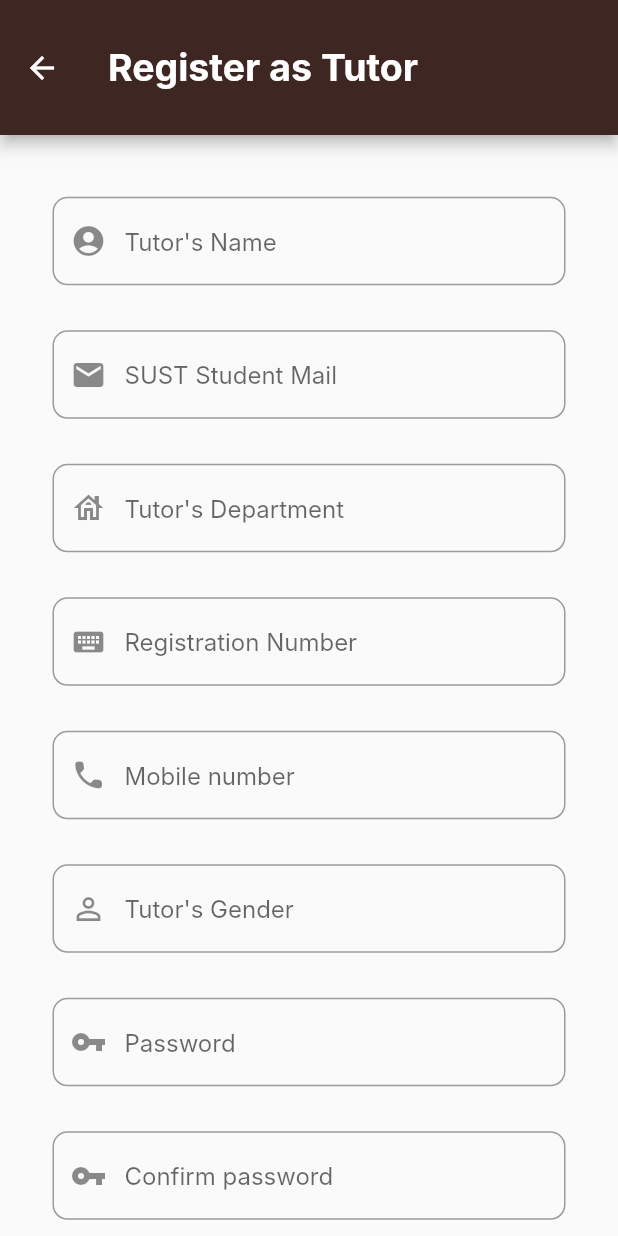
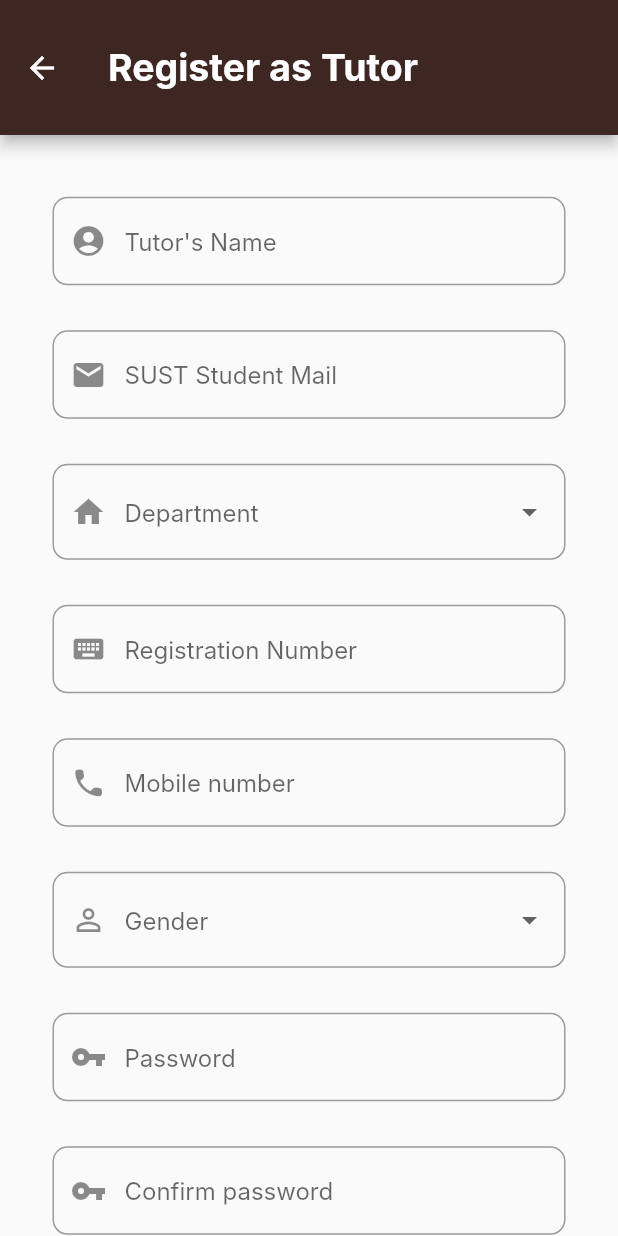
Before and after one commit to cse-250-2018/G22-Tuition-Media, a Flutter app: the screen it shows after launch, after a tap on "Register as tutor", on a phone screen of 412 x 824 dp. Run offline on Flutter 3.47's test engine with Material 2 defaults, Android fonts, the phone set to English and light mode, and no system bars; our stand-ins replace cloud_firestore, firebase_auth, firebase_core, fluttertoast, google_fonts, shared_preferences; missing offline and left inert: flutter_phone_direct_caller; accounts and stored records are empty; network calls fail; Roboto replaces fonts that are missing (Inter).

Commit message:
fixed #26

```diff
--- /dev/null
+++ b/lib/DropdownItems/dept_list.dart
@@ -0,0 +1,32 @@
+import 'package:flutter/material.dart';
+
+final deptList = [
+  'ANP - Anthropology',
+  'ARC - Architecture',
+  'BAN - Bangla',
+  'BMB - Biochemistry and Molecular Biology',
+  'BUS - Business Administration',
+  'CEE - Civil and Environmental Engineering',
+  'CEP - Chemical Engineering and Polymer Science',
+  'CHE - Chemistry',
+  'CSE - Computer Science and Engineering',
+  'ECO - Economics',
+  'EEE - Electrical and Electronic Engineering',
+  'ENG - English',
+  'FES - Forestry and Environmental Science',
+  'FET - Food Engineering and Tea Technology',
+  'GEB - Genetic Engineering and Biotechnology',
+  'GEE - Geography and Environment',
+  'IPE - Industrial and Production Engineering',
+  'MAT - Mathematics',
+  'MEE - Mechanical Engineering',
+  'OCG - Oceanogrpahy',
+  'PAD - Public Administration',
+  'PHY - Physics',
+  'PME - Petroleum and Mining Engineering',
+  'PSS - Political Studies',
+  'SCW - Social Work',
+  'SOC - Sociology',
+  'STA - Statisctics',
+  'SWE - Software Engineering',
+];
--- /dev/null
+++ b/lib/DropdownItems/gender_list.dart
@@ -0,0 +1,4 @@
+import 'package:flutter/cupertino.dart';
+import 'package:flutter/material.dart';
+
+final genderList = ['Male', 'Female', 'Other'];
--- /dev/null
+++ b/lib/DropdownItems/groups_list.dart
@@ -0,0 +1,7 @@
+import 'package:flutter/material.dart';
+
+final group = [
+  'Science',
+  'Commerce',
+  'Arts',
+];
--- a/lib/main.dart
+++ b/lib/main.dart
@@ -13,12 +13,16 @@ Future<void> main() async {
 }
 
 class MyApp extends StatelessWidget {
+
   const MyApp({Key? key}) : super(key: key);
+
+    static const String _title = 'SUST Tutors';
+
 
   @override
   Widget build(BuildContext context) {
     return MaterialApp(
-        title: "SUST Tutors",
+        title: _title,
         debugShowCheckedModeBanner: false,
         theme: ThemeData(
           primarySwatch: Colors.blueGrey,
--- a/lib/parent_login.dart
+++ b/lib/parent_login.dart
@@ -2,10 +2,7 @@ import 'package:firebase_auth/firebase_auth.dart';
 import 'package:flutter/material.dart';
 import 'package:fluttertoast/fluttertoast.dart';
 import 'package:tuitionmedia/homepage.dart';
-import 'package:tuitionmedia/parent_registration.dart';
-import 'package:tuitionmedia/retrive.dart';
-import 'package:tuitionmedia/tutor_login.dart';
-import 'package:tuitionmedia/tutor_registration.dart';
+
 import 'package:google_fonts/google_fonts.dart';
 
 class ParentLogin extends StatefulWidget {
--- a/lib/tutor_registration.dart
+++ b/lib/tutor_registration.dart
@@ -1,11 +1,14 @@
+// ignore_for_file: prefer_const_literals_to_create_immutables
+
 import 'package:cloud_firestore/cloud_firestore.dart';
 import 'package:firebase_auth/firebase_auth.dart';
 import 'package:flutter/material.dart';
 import 'package:fluttertoast/fluttertoast.dart';
+import 'package:tuitionmedia/DropdownItems/dept_list.dart';
 import 'package:tuitionmedia/model/tutor_model.dart';
-import 'package:tuitionmedia/tutor_login.dart';
-import 'package:fluttertoast/fluttertoast.dart';
 import 'package:tuitionmedia/verifytutor.dart';
+import 'DropdownItems/dept_list.dart';
+import 'DropdownItems/gender_list.dart';
 
 class TutorRegistration extends StatefulWidget {
   const TutorRegistration({Key? key}) : super(key: key);
@@ -17,6 +20,8 @@ class TutorRegistration extends StatefulWidget {
 class _TutorRegistrationState extends State<TutorRegistration> {
   final _auth = FirebaseAuth.instance;
   final _formkey = GlobalKey<FormState>();
+  String _selectedDept = deptList[0];
+  String _selectedGender = genderList[0];
 
 //editing controller
   final tutorNameController = TextEditingController();
@@ -27,6 +32,8 @@ class _TutorRegistrationState extends State<TutorRegistration> {
   final tutorConfirmpasswordController = TextEditingController();
   final genderController = TextEditingController();
   final tutorsMobilenoController = TextEditingController();
+
+  final genders = ['Male', 'Female'];
 
   @override
   Widget build(BuildContext context) {
@@ -115,22 +122,46 @@ class _TutorRegistrationState extends State<TutorRegistration> {
                         const SizedBox(
                           height: 30,
                         ),
-                        TextFormField(
-                          controller: deptController,
-                          keyboardType: TextInputType.name,
-                          validator: (value) {},
-                          onSaved: (value) {
-                            deptController.text = value!;
+                        //
+
+                        // DropdownButtonFormField(
+                        //   decoration: const InputDecoration(
+                        //       // icon: Icon(Icons.home),
+                        //       prefixIcon: Icon(Icons.home),
+                        //       border: OutlineInputBorder(
+                        //         borderRadius:
+                        //             BorderRadius.all(Radius.circular(10.0)),
+                        //       )),
+                        //   hint: const Text('Department'),
+                        //   items: deptList.map((tdept) {
+                        //     return DropdownMenuItem(
+                        //       child: Text(tdept),
+                        //       value: tdept,
+                        //     );
+                        //   }).toList(),
+                        //   isExpanded: true,
+
+                        // ),
+
+                        DropdownButtonFormField(
+                          // value: _selectedDept,
+                          onChanged: (value) {
+                            setState(() {
+                              _selectedDept = value.toString();
+                            });
                           },
                           decoration: const InputDecoration(
-                            prefixIcon: Icon(Icons.house_outlined),
-                            hintText: 'Tutor\'s Department',
+                              // icon: Icon(Icons.home),
+                              prefixIcon: Icon(Icons.home),
                               border: OutlineInputBorder(
                                 borderRadius:
                                     BorderRadius.all(Radius.circular(10.0)),
+                              )),
+                          hint: const Text('Department'),
+                          items: deptList.map(buildMenuItem).toList(),
+                          isExpanded: true,
                         ),
-                          ),
-                        ),
+
                         const SizedBox(
                           height: 30,
                         ),
@@ -173,22 +204,42 @@ class _TutorRegistrationState extends State<TutorRegistration> {
                         const SizedBox(
                           height: 30,
                         ),
-                        TextFormField(
-                          controller: genderController,
-                          keyboardType: TextInputType.name,
-                          validator: (value) {},
-                          onSaved: (value) {
-                            deptController.text = value!;
+                        // TextFormField(
+                        //   controller: genderController,
+                        //   keyboardType: TextInputType.name,
+                        //   validator: (value) {},
+                        //   onSaved: (value) {
+                        //     deptController.text = value!;
+                        //   },
+                        //   decoration: const InputDecoration(
+                        //     prefixIcon: Icon(Icons.perm_identity),
+                        //     hintText: 'Tutor\'s Gender',
+                        //     border: OutlineInputBorder(
+                        //       borderRadius:
+                        //           BorderRadius.all(Radius.circular(10.0)),
+                        //     ),
+                        //   ),
+                        // ),
+
+                        DropdownButtonFormField(
+                          // value: _selectedDept,
+                          onChanged: (value) {
+                            setState(() {
+                              _selectedGender = value.toString();
+                            });
                           },
                           decoration: const InputDecoration(
+                              // icon: Icon(Icons.home),
                               prefixIcon: Icon(Icons.perm_identity),
-                            hintText: 'Tutor\'s Gender',
                               border: OutlineInputBorder(
                                 borderRadius:
                                     BorderRadius.all(Radius.circular(10.0)),
+                              )),
+                          hint: const Text('Gender'),
+                          items: genderList.map(buildMenuItem).toList(),
+                          isExpanded: true,
                         ),
-                          ),
-                        ),
+
                         const SizedBox(
                           height: 30,
                         ),
@@ -309,6 +360,13 @@ class _TutorRegistrationState extends State<TutorRegistration> {
     }
   }
 
+  DropdownMenuItem<String> buildMenuItem(String item) {
+    return DropdownMenuItem(
+      child: Text(item),
+      value: item,
+    );
+  }
+
   postDetailsFirestoreForTutor() async {
     //calling firestore
     //calling user model
@@ -323,7 +381,7 @@ class _TutorRegistrationState extends State<TutorRegistration> {
     tutorModel.sustMail = user!.email;
     tutorModel.uid2 = user.uid;
     tutorModel.tutorName = tutorNameController.text;
-    tutorModel.dept = deptController.text;
+    tutorModel.dept = _selectedDept;
     tutorModel.registrationNumber = registrationNoController.text;
     tutorModel.gender = genderController.text;
     tutorModel.mobileno = tutorsMobilenoController.text;
--- a/lib/verify.dart
+++ b/lib/verify.dart
@@ -3,8 +3,9 @@ import 'package:firebase_auth/firebase_auth.dart';
 import 'package:flutter/material.dart';
 import 'package:fluttertoast/fluttertoast.dart';
 import 'package:tuitionmedia/parent_login.dart';
+
 class VerifyScreen extends StatefulWidget {
-  const VerifyScreen({ Key? key }) : super(key: key);
+  const VerifyScreen({Key? key}) : super(key: key);
 
   @override
   _VerifyScreenState createState() => _VerifyScreenState();
@@ -12,51 +13,52 @@ class VerifyScreen extends StatefulWidget {
 
 class _VerifyScreenState extends State<VerifyScreen> {
   final auth = FirebaseAuth.instance;
-  late User user ;
+  late User user;
   late Timer timer;
 
   @override
   void initState() {
     user = auth.currentUser!;
     user.sendEmailVerification();
-    timer= Timer.periodic(const Duration(seconds:2), (timer) {
+    timer = Timer.periodic(const Duration(seconds: 2), (timer) {
       checkEmailVerified();
     });
 
     super.initState();
   }
+
   @override
   void dispose() {
-
     timer.cancel();
     super.dispose();
   }
+
   @override
   Widget build(BuildContext context) {
     return const Scaffold(
-      backgroundColor: Colors.teal,
+      // backgroundColor: Colors.teal,
       body: Center(
-        child: Text('An email has been sent, please verify',
+        child: Text(
+          'An email has been sent, please verify and come back',
           style: TextStyle(
             fontSize: 20,
             fontWeight: FontWeight.bold,
           ),
         ),
-
       ),
     );
   }
-  Future<void> checkEmailVerified() async{
-    user =auth.currentUser!;
+
+  Future<void> checkEmailVerified() async {
+    user = auth.currentUser!;
     await user.reload();
-    if(user.emailVerified){
+    if (user.emailVerified) {
       timer.cancel();
 
       Navigator.push(
         context,
         MaterialPageRoute(builder: (context) => const ParentLogin()),
       );
-
     }
   }
 }
```
Also changed, not shown: lib/DropdownItems/DeptDropDown.dart (deleted). Lines whose indentation alone changed are shown as unchanged.
